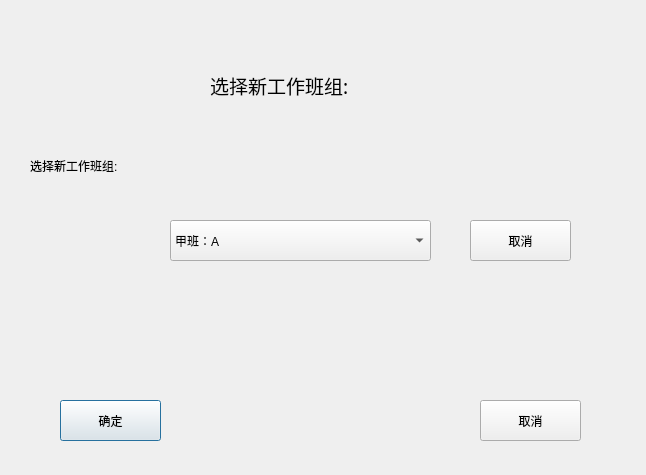
FSPengchen/Steel_FixdLengthSystem, file UI_SetTeam.ui: the form before one commit.
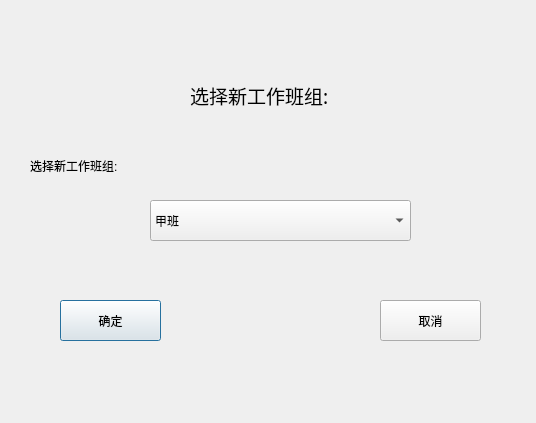
The form after the commit.

What changed in the file:
```diff
--- a/UI_SetTeam.ui
+++ b/UI_SetTeam.ui
@@ -6,8 +6,8 @@
    <rect>
     <x>0</x>
     <y>0</y>
-    <width>646</width>
-    <height>475</height>
+    <width>536</width>
+    <height>423</height>
    </rect>
   </property>
   <property name="windowTitle">
@@ -16,15 +16,15 @@
   <widget class="QComboBox" name="Cbb_SetTeam">
    <property name="geometry">
     <rect>
-     <x>170</x>
-     <y>220</y>
+     <x>150</x>
+     <y>200</y>
      <width>261</width>
      <height>41</height>
     </rect>
    </property>
    <item>
     <property name="text">
-     <string>甲班：A</string>
+     <string>甲班</string>
     </property>
    </item>
    <item>
@@ -60,7 +60,7 @@
    <property name="geometry">
     <rect>
      <x>60</x>
-     <y>400</y>
+     <y>300</y>
      <width>101</width>
      <height>41</height>
     </rect>
@@ -72,8 +72,8 @@
   <widget class="QPushButton" name="Btn_TeamNo">
    <property name="geometry">
     <rect>
-     <x>480</x>
-     <y>400</y>
+     <x>380</x>
+     <y>300</y>
      <width>101</width>
      <height>41</height>
     </rect>
@@ -85,8 +85,8 @@
   <widget class="QLabel" name="label_2">
    <property name="geometry">
     <rect>
-     <x>210</x>
-     <y>60</y>
+     <x>190</x>
+     <y>70</y>
      <width>201</width>
      <height>51</height>
     </rect>
@@ -101,19 +101,6 @@
     <string>选择新工作班组:</string>
    </property>
   </widget>
-  <widget class="QPushButton" name="Btn_TeamShow">
-   <property name="geometry">
-    <rect>
-     <x>470</x>
-     <y>220</y>
-     <width>101</width>
-     <height>41</height>
-    </rect>
-   </property>
-   <property name="text">
-    <string>取消</string>
-   </property>
-  </widget>
  </widget>
  <resources/>
  <connections/>
```
Left out of the diff: 6 changed lines with no effect on the pictures.
